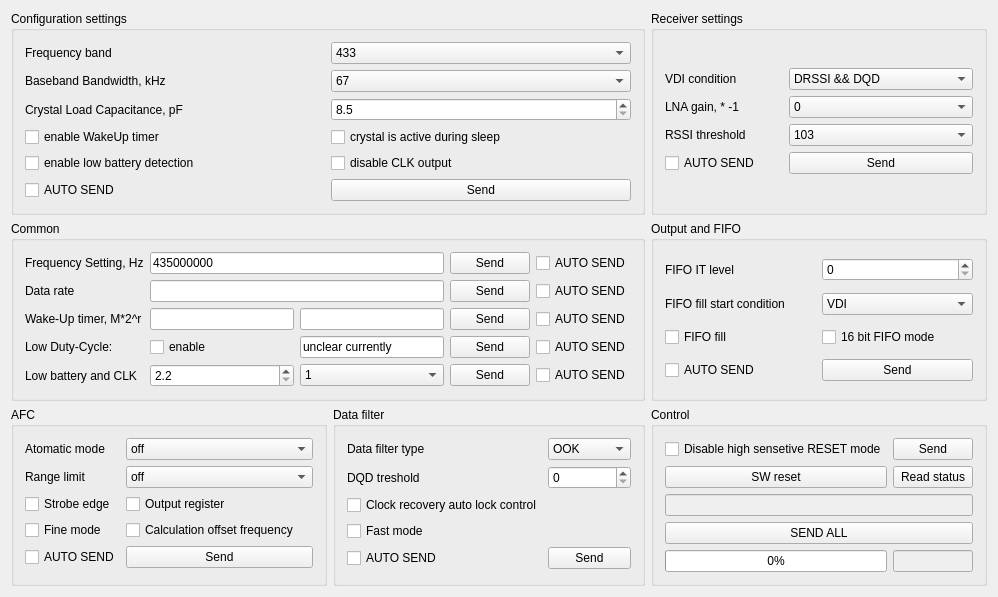
First picture: the form in receivercontrolpanel.ui, repository nonalcogolic/RFM01-RFM02-tuning-tool, before the edit.
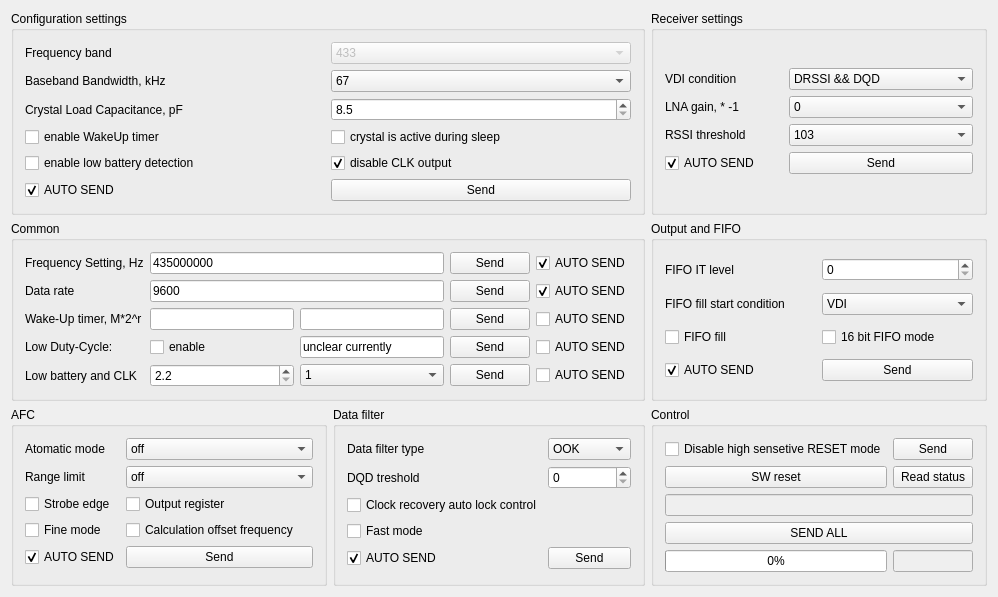
Second picture: the form after the edit.

Commit message: Transmitter and receiver panels refactoring

The edit to the form file:
```diff
--- a/receivercontrolpanel.ui
+++ b/receivercontrolpanel.ui
@@ -72,6 +72,9 @@
         <property name="text">
          <string>AUTO SEND</string>
         </property>
+        <property name="checked">
+         <bool>true</bool>
+        </property>
        </widget>
       </item>
       <item row="4" column="1">
@@ -192,6 +195,9 @@
         <property name="text">
          <string>AUTO SEND</string>
         </property>
+        <property name="checked">
+         <bool>true</bool>
+        </property>
        </widget>
       </item>
       <item row="4" column="1">
@@ -239,6 +245,9 @@
         <property name="text">
          <string>AUTO SEND</string>
         </property>
+        <property name="checked">
+         <bool>true</bool>
+        </property>
        </widget>
       </item>
       <item row="3" column="3">
@@ -348,6 +357,9 @@
         <property name="text">
          <string>AUTO SEND</string>
         </property>
+        <property name="checked">
+         <bool>true</bool>
+        </property>
        </widget>
       </item>
       <item row="2" column="0">
@@ -386,7 +398,11 @@
        </widget>
       </item>
       <item row="1" column="1" colspan="2">
-       <widget class="QLineEdit" name="lineEdit_data_rate"/>
+       <widget class="QLineEdit" name="lineEdit_data_rate">
+        <property name="text">
+         <string>9600</string>
+        </property>
+       </widget>
       </item>
       <item row="4" column="0">
        <widget class="QLabel" name="label_18">
@@ -436,6 +452,9 @@
         <property name="text">
          <string>AUTO SEND</string>
         </property>
+        <property name="checked">
+         <bool>true</bool>
+        </property>
        </widget>
       </item>
       <item row="0" column="1">
@@ -508,6 +527,9 @@
           <property name="text">
            <string>AUTO SEND</string>
           </property>
+          <property name="checked">
+           <bool>true</bool>
+          </property>
          </widget>
         </item>
         <item row="3" column="2">
@@ -666,6 +688,9 @@
         </item>
         <item row="0" column="2">
          <widget class="QComboBox" name="comboBox_frequency_band">
+          <property name="enabled">
+           <bool>false</bool>
+          </property>
           <property name="editable">
            <bool>false</bool>
           </property>
@@ -702,6 +727,9 @@
           <property name="text">
            <string>disable CLK output</string>
           </property>
+          <property name="checked">
+           <bool>true</bool>
+          </property>
          </widget>
         </item>
         <item row="3" column="1">
@@ -723,6 +751,9 @@
           <property name="text">
            <string>AUTO SEND</string>
           </property>
+          <property name="checked">
+           <bool>true</bool>
+          </property>
          </widget>
         </item>
         <item row="2" column="2">
```
The commit also changes 6 other files.
